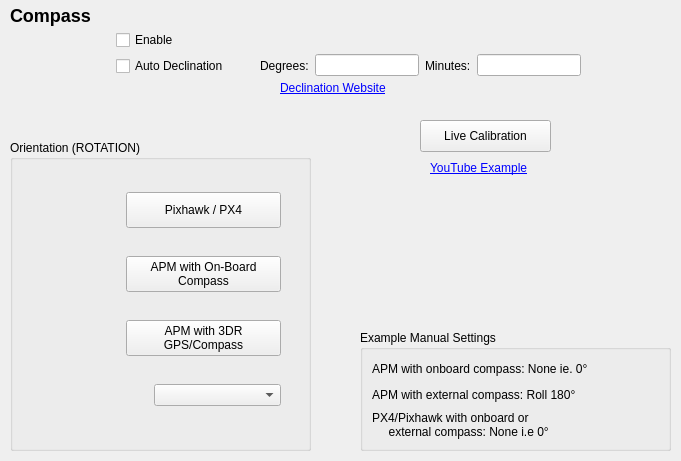
Before: the Qt Designer form src/ui/configuration/CompassConfig.ui in ArduPilot/apm_planner, drawn with Qt 5.
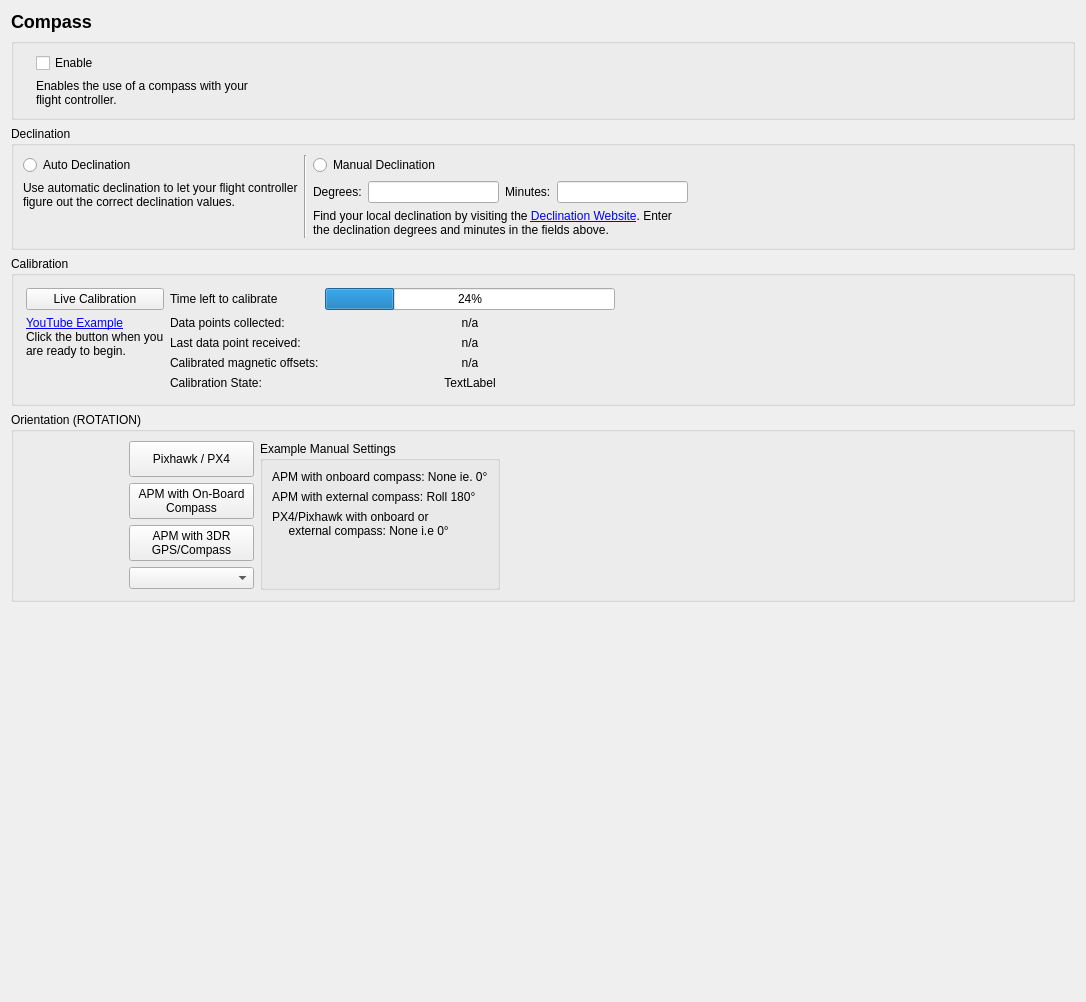
After: the same form once the commit is applied. Icons and pictures are not drawn.

Commit message:
Config.Compass: Moved the calibration to the UI
Added progress in the UI, removed (almost) all the modal dialog
boxes. Now also displays the currently calibrated offset in (nearly)
realtime.

Since the least squares calculation can take considerable time, I've
moved it to a background thread, to be calculated on demand.

Patch:
```diff
--- a/src/ui/configuration/CompassConfig.ui
+++ b/src/ui/configuration/CompassConfig.ui
@@ -6,22 +6,16 @@
    <rect>
     <x>0</x>
     <y>0</y>
-    <width>681</width>
-    <height>461</height>
+    <width>1086</width>
+    <height>1002</height>
    </rect>
   </property>
   <property name="windowTitle">
    <string>Form</string>
   </property>
+  <layout class="QVBoxLayout" name="verticalLayout_7" stretch="0,100">
+   <item>
   <widget class="QLabel" name="label">
-   <property name="geometry">
-    <rect>
-     <x>10</x>
-     <y>0</y>
-     <width>521</width>
-     <height>31</height>
-    </rect>
-   </property>
    <property name="text">
     <string>&lt;h2&gt;Compass&lt;/h2&gt;</string>
    </property>
@@ -29,60 +23,50 @@
     <bool>false</bool>
    </property>
   </widget>
-  <widget class="QLabel" name="label_4">
-   <property name="geometry">
-    <rect>
-     <x>280</x>
-     <y>80</y>
-     <width>125</width>
-     <height>16</height>
-    </rect>
-   </property>
-   <property name="text">
-    <string>&lt;a href=&quot;http://magnetic-declination.com/&quot;&gt;Declination Website&lt;/a&gt;</string>
-   </property>
-  </widget>
-  <widget class="QWidget" name="horizontalLayoutWidget_2">
+   </item>
+   <item>
+    <widget class="QScrollArea" name="scrollArea">
+     <property name="sizePolicy">
+      <sizepolicy hsizetype="Expanding" vsizetype="Expanding">
+       <horstretch>0</horstretch>
+       <verstretch>0</verstretch>
+      </sizepolicy>
+     </property>
+     <property name="frameShape">
+      <enum>QFrame::NoFrame</enum>
+     </property>
+     <property name="widgetResizable">
+      <bool>true</bool>
+     </property>
+     <widget class="QWidget" name="scrollAreaWidgetContents">
    <property name="geometry">
     <rect>
-     <x>260</x>
-     <y>50</y>
-     <width>321</width>
-     <height>31</height>
-    </rect>
-   </property>
-   <layout class="QHBoxLayout" name="horizontalLayout_3">
-    <item>
-     <widget class="QLabel" name="label_3">
-      <property name="text">
-       <string>Degrees:</string>
-      </property>
-     </widget>
-    </item>
-    <item>
-     <widget class="QLineEdit" name="degreesLineEdit"/>
-    </item>
-    <item>
-     <widget class="QLabel" name="label_7">
-      <property name="text">
-       <string>Minutes:</string>
-      </property>
-     </widget>
-    </item>
+        <x>0</x>
+        <y>0</y>
+        <width>1062</width>
+        <height>946</height>
+       </rect>
+      </property>
+      <layout class="QVBoxLayout" name="verticalLayout_4" stretch="0,0,0,0,100">
+       <property name="leftMargin">
+        <number>0</number>
+       </property>
+       <property name="topMargin">
+        <number>0</number>
+       </property>
+       <property name="rightMargin">
+        <number>0</number>
+       </property>
+       <property name="bottomMargin">
+        <number>0</number>
+       </property>
     <item>
-     <widget class="QLineEdit" name="minutesLineEdit"/>
-    </item>
-   </layout>
-  </widget>
-  <widget class="QWidget" name="horizontalLayoutWidget">
-   <property name="geometry">
-    <rect>
-     <x>10</x>
-     <y>30</y>
-     <width>244</width>
-     <height>102</height>
-    </rect>
-   </property>
+        <widget class="QGroupBox" name="enableBox">
+         <property name="title">
+          <string/>
+         </property>
+         <layout class="QHBoxLayout" name="horizontalLayout_8">
+          <item>
    <layout class="QHBoxLayout" name="horizontalLayout">
     <item>
      <widget class="QLabel" name="label_2">
@@ -113,9 +97,12 @@
        </widget>
       </item>
       <item>
-       <widget class="QCheckBox" name="autoDecCheckBox">
+               <widget class="QLabel" name="label_11">
         <property name="text">
-         <string>Auto Declination</string>
+                 <string>Enables the use of a compass with your flight controller.</string>
+                </property>
+                <property name="wordWrap">
+                 <bool>true</bool>
         </property>
        </widget>
       </item>
@@ -126,53 +113,462 @@
         </property>
         <property name="sizeHint" stdset="0">
          <size>
-          <width>20</width>
-          <height>40</height>
+                  <width>1</width>
+                  <height>1</height>
          </size>
         </property>
        </spacer>
       </item>
      </layout>
     </item>
-   </layout>
-  </widget>
-  <widget class="QGroupBox" name="groupBox">
-   <property name="geometry">
-    <rect>
-     <x>10</x>
-     <y>140</y>
-     <width>301</width>
-     <height>311</height>
-    </rect>
-   </property>
+            <item>
+             <spacer name="horizontalSpacer_4">
+              <property name="orientation">
+               <enum>Qt::Horizontal</enum>
+              </property>
+              <property name="sizeHint" stdset="0">
+               <size>
+                <width>40</width>
+                <height>20</height>
+               </size>
+              </property>
+             </spacer>
+            </item>
+           </layout>
+          </item>
+         </layout>
+        </widget>
+       </item>
+       <item>
+        <widget class="QGroupBox" name="declinationBox">
+         <property name="title">
+          <string>Declination</string>
+         </property>
+         <layout class="QHBoxLayout" name="horizontalLayout_9">
+          <item>
+           <widget class="QWidget" name="widget_6" native="true">
+            <layout class="QVBoxLayout" name="verticalLayout_5">
+             <property name="leftMargin">
+              <number>0</number>
+             </property>
+             <property name="topMargin">
+              <number>0</number>
+             </property>
+             <property name="rightMargin">
+              <number>0</number>
+             </property>
+             <property name="bottomMargin">
+              <number>0</number>
+             </property>
+             <item>
+              <widget class="QRadioButton" name="autoDeclinationRadioButton">
+               <property name="text">
+                <string>Auto Declination</string>
+               </property>
+              </widget>
+             </item>
+             <item>
+              <widget class="QLabel" name="label_10">
+               <property name="text">
+                <string>Use automatic declination to let your flight controller figure out the correct declination values.</string>
+               </property>
+               <property name="wordWrap">
+                <bool>true</bool>
+               </property>
+              </widget>
+             </item>
+             <item>
+              <spacer name="verticalSpacer_4">
+               <property name="orientation">
+                <enum>Qt::Vertical</enum>
+               </property>
+               <property name="sizeHint" stdset="0">
+                <size>
+                 <width>1</width>
+                 <height>1</height>
+                </size>
+               </property>
+              </spacer>
+             </item>
+            </layout>
+           </widget>
+          </item>
+          <item>
+           <widget class="Line" name="line">
+            <property name="orientation">
+             <enum>Qt::Vertical</enum>
+            </property>
+           </widget>
+          </item>
+          <item>
+           <widget class="QWidget" name="widget_7" native="true">
+            <layout class="QVBoxLayout" name="verticalLayout_6">
+             <property name="leftMargin">
+              <number>0</number>
+             </property>
+             <property name="topMargin">
+              <number>0</number>
+             </property>
+             <property name="rightMargin">
+              <number>0</number>
+             </property>
+             <property name="bottomMargin">
+              <number>0</number>
+             </property>
+             <item>
+              <widget class="QRadioButton" name="manualDeclinationRadioButton">
+               <property name="text">
+                <string>Manual Declination</string>
+               </property>
+              </widget>
+             </item>
+             <item>
+              <layout class="QHBoxLayout" name="horizontalLayout_3">
+               <property name="bottomMargin">
+                <number>0</number>
+               </property>
+               <item>
+                <widget class="QLabel" name="label_3">
+                 <property name="text">
+                  <string>Degrees:</string>
+                 </property>
+                </widget>
+               </item>
+               <item>
+                <widget class="QLineEdit" name="degreesLineEdit"/>
+               </item>
+               <item>
+                <widget class="QLabel" name="label_7">
+                 <property name="text">
+                  <string>Minutes:</string>
+                 </property>
+                </widget>
+               </item>
+               <item>
+                <widget class="QLineEdit" name="minutesLineEdit"/>
+               </item>
+              </layout>
+             </item>
+             <item>
+              <widget class="QLabel" name="label_4">
+               <property name="text">
+                <string>&lt;html&gt;&lt;head/&gt;&lt;body&gt;&lt;p&gt;Find your local declination by visiting the &lt;a href=&quot;http://magnetic-declination.com/&quot;&gt;Declination Website&lt;/a&gt;. Enter the declination degrees and minutes in the fields above.&lt;/p&gt;&lt;/body&gt;&lt;/html&gt;</string>
+               </property>
+               <property name="wordWrap">
+                <bool>true</bool>
+               </property>
+               <property name="openExternalLinks">
+                <bool>true</bool>
+               </property>
+              </widget>
+             </item>
+             <item>
+              <spacer name="verticalSpacer_5">
+               <property name="orientation">
+                <enum>Qt::Vertical</enum>
+               </property>
+               <property name="sizeHint" stdset="0">
+                <size>
+                 <width>1</width>
+                 <height>1</height>
+                </size>
+               </property>
+              </spacer>
+             </item>
+            </layout>
+           </widget>
+          </item>
+          <item>
+           <spacer name="horizontalSpacer_2">
+            <property name="orientation">
+             <enum>Qt::Horizontal</enum>
+            </property>
+            <property name="sizeHint" stdset="0">
+             <size>
+              <width>40</width>
+              <height>20</height>
+             </size>
+            </property>
+           </spacer>
+          </item>
+         </layout>
+        </widget>
+       </item>
+       <item>
+        <widget class="QGroupBox" name="calibrationBox">
+         <property name="title">
+          <string>Calibration</string>
+         </property>
+         <layout class="QHBoxLayout" name="horizontalLayout_10">
+          <property name="leftMargin">
+           <number>12</number>
+          </property>
+          <property name="topMargin">
+           <number>12</number>
+          </property>
+          <property name="rightMargin">
+           <number>12</number>
+          </property>
+          <property name="bottomMargin">
+           <number>12</number>
+          </property>
+          <item>
+           <widget class="QWidget" name="widget" native="true">
+            <layout class="QVBoxLayout" name="verticalLayout_3">
+             <property name="leftMargin">
+              <number>0</number>
+             </property>
+             <property name="topMargin">
+              <number>0</number>
+             </property>
+             <property name="rightMargin">
+              <number>0</number>
+             </property>
+             <property name="bottomMargin">
+              <number>0</number>
+             </property>
+             <item>
+              <widget class="QPushButton" name="liveCalibrationButton">
+               <property name="minimumSize">
+                <size>
+                 <width>101</width>
+                 <height>0</height>
+                </size>
+               </property>
+               <property name="text">
+                <string>Live Calibration</string>
+               </property>
+              </widget>
+             </item>
+             <item>
+              <widget class="QLabel" name="label_9">
+               <property name="text">
+                <string>&lt;html&gt;&lt;head/&gt;&lt;body&gt;&lt;p&gt;&lt;a href=&quot;https://www.youtube.com/watch?v=DmsueBS0J3E&quot;&gt;YouTube Example&lt;/a&gt;&lt;br /&gt;
+Click the button when you are ready to begin.&lt;/p&gt;&lt;/body&gt;&lt;/html&gt;</string>
+               </property>
+               <property name="wordWrap">
+                <bool>true</bool>
+               </property>
+               <property name="openExternalLinks">
+                <bool>true</bool>
+               </property>
+              </widget>
+             </item>
+             <item>
+              <spacer name="verticalSpacer_3">
+               <property name="orientation">
+                <enum>Qt::Vertical</enum>
+               </property>
+               <property name="sizeHint" stdset="0">
+                <size>
+                 <width>1</width>
+                 <height>1</height>
+                </size>
+               </property>
+              </spacer>
+             </item>
+            </layout>
+           </widget>
+          </item>
+          <item>
+           <widget class="QWidget" name="calibrationDataBox" native="true">
+            <property name="enabled">
+             <bool>true</bool>
+            </property>
+            <layout class="QGridLayout" name="gridLayout_2">
+             <property name="leftMargin">
+              <number>0</number>
+             </property>
+             <property name="topMargin">
+              <number>0</number>
+             </property>
+             <property name="rightMargin">
+              <number>0</number>
+             </property>
+             <property name="bottomMargin">
+              <number>0</number>
+             </property>
+             <item row="5" column="1">
+              <widget class="QLabel" name="calibratedOffsetsLabel">
+               <property name="text">
+                <string>n/a</string>
+               </property>
+               <property name="alignment">
+                <set>Qt::AlignCenter</set>
+               </property>
+              </widget>
+             </item>
+             <item row="7" column="0">
+              <spacer name="verticalSpacer_7">
+               <property name="orientation">
+                <enum>Qt::Vertical</enum>
+               </property>
+               <property name="sizeHint" stdset="0">
+                <size>
+                 <width>1</width>
+                 <height>1</height>
+                </size>
+               </property>
+              </spacer>
+             </item>
+             <item row="3" column="0">
+              <widget class="QLabel" name="label_13">
+               <property name="text">
+                <string>Data points collected:</string>
+               </property>
+              </widget>
+             </item>
+             <item row="1" column="0">
+              <widget class="QLabel" name="label_12">
+               <property name="text">
+                <string>Time left to calibrate</string>
+               </property>
+              </widget>
+             </item>
+             <item row="4" column="0">
+              <widget class="QLabel" name="label_14">
+               <property name="text">
+                <string>Last data point received:</string>
+               </property>
+              </widget>
+             </item>
+             <item row="1" column="1">
+              <widget class="QProgressBar" name="calibrationProgressBar">
+               <property name="minimumSize">
+                <size>
+                 <width>250</width>
+                 <height>0</height>
+                </size>
+               </property>
+               <property name="value">
+                <number>24</number>
+               </property>
+              </widget>
+             </item>
+             <item row="4" column="1">
+              <widget class="QLabel" name="lastRawDataPointLabel">
+               <property name="text">
+                <string>n/a</string>
+               </property>
+               <property name="alignment">
+                <set>Qt::AlignCenter</set>
+               </property>
+              </widget>
+             </item>
+             <item row="5" column="0">
+              <widget class="QLabel" name="label_15">
+               <property name="text">
+                <string>Calibrated magnetic offsets:</string>
+               </property>
+              </widget>
+             </item>
+             <item row="6" column="0">
+              <widget class="QLabel" name="label_16">
+               <property name="text">
+                <string>Calibration State:</string>
+               </property>
+              </widget>
+             </item>
+             <item row="6" column="1">
+              <widget class="QLabel" name="calibrationStateLabel">
+               <property name="text">
+                <string>TextLabel</string>
+               </property>
+               <property name="alignment">
+                <set>Qt::AlignCenter</set>
+               </property>
+              </widget>
+             </item>
+             <item row="3" column="1">
+              <widget class="QLabel" name="dataPointsCollectedLabel">
+               <property name="text">
+                <string>n/a</string>
+               </property>
+               <property name="alignment">
+                <set>Qt::AlignCenter</set>
+               </property>
+              </widget>
+             </item>
+            </layout>
+           </widget>
+          </item>
+          <item>
+           <spacer name="horizontalSpacer">
+            <property name="orientation">
+             <enum>Qt::Horizontal</enum>
+            </property>
+            <property name="sizeHint" stdset="0">
+             <size>
+              <width>40</width>
+              <height>20</height>
+             </size>
+            </property>
+           </spacer>
+          </item>
+         </layout>
+        </widget>
+       </item>
+       <item>
+        <widget class="QGroupBox" name="orientationBox">
    <property name="title">
     <string>Orientation (ROTATION)</string>
    </property>
-   <widget class="QWidget" name="">
-    <property name="geometry">
-     <rect>
-      <x>10</x>
-      <y>30</y>
-      <width>261</width>
-      <height>261</height>
-     </rect>
-    </property>
+         <layout class="QHBoxLayout" name="horizontalLayout_6">
+          <item>
     <layout class="QGridLayout" name="gridLayout">
-     <item row="1" column="0" colspan="2">
-      <layout class="QHBoxLayout" name="horizontalLayout_4">
+            <item row="3" column="1">
+             <widget class="QComboBox" name="orientationComboBox">
+              <property name="minimumSize">
+               <size>
+                <width>125</width>
+                <height>0</height>
+               </size>
+              </property>
+              <property name="maximumSize">
+               <size>
+                <width>200</width>
+                <height>16777215</height>
+               </size>
+              </property>
+             </widget>
+            </item>
+            <item row="3" column="0">
+             <widget class="QLabel" name="savedLabel">
+              <property name="minimumSize">
+               <size>
+                <width>100</width>
+                <height>0</height>
+               </size>
+              </property>
+              <property name="text">
+               <string/>
+              </property>
+              <property name="alignment">
+               <set>Qt::AlignRight|Qt::AlignTrailing|Qt::AlignVCenter</set>
+              </property>
+             </widget>
+            </item>
+            <item row="0" column="0" colspan="2">
+             <layout class="QHBoxLayout" name="horizontalLayout_2">
        <item>
-        <widget class="QLabel" name="apmLabel">
+               <widget class="QLabel" name="px4Label">
+                <property name="minimumSize">
+                 <size>
+                  <width>0</width>
+                  <height>0</height>
+                 </size>
+                </property>
          <property name="maximumSize">
           <size>
            <width>100</width>
-           <height>100</height>
+                  <height>80</height>
           </size>
          </property>
          <property name="text">
           <string/>
          </property>
          <property name="pixmap">
-          <pixmap resource="../../../qgroundcontrol.qrc">:/files/ardupilotmega/images/apm2.5.jpg</pixmap>
+                 <pixmap resource="../../../qgroundcontrol.qrc">:/files/ardupilotmega/images/Pixhawk.png</pixmap>
          </property>
          <property name="scaledContents">
           <bool>true</bool>
@@ -180,7 +576,7 @@
         </widget>
        </item>
        <item>
-        <widget class="QPushButton" name="onBoardApmButton">
+               <widget class="QPushButton" name="px4Button">
          <property name="minimumSize">
           <size>
            <width>121</width>
@@ -188,8 +584,7 @@
           </size>
          </property>
          <property name="text">
-          <string>APM with On-Board
-Compass</string>
+                 <string>Pixhawk / PX4</string>
          </property>
         </widget>
        </item>
@@ -238,27 +633,21 @@
        </item>
       </layout>
      </item>
-     <item row="0" column="0" colspan="2">
-      <layout class="QHBoxLayout" name="horizontalLayout_2">
+            <item row="1" column="0" colspan="2">
+             <layout class="QHBoxLayout" name="horizontalLayout_4">
        <item>
-        <widget class="QLabel" name="px4Label">
-         <property name="minimumSize">
-          <size>
-           <width>0</width>
-           <height>0</height>
-          </size>
-         </property>
+               <widget class="QLabel" name="apmLabel">
          <property name="maximumSize">
           <size>
            <width>100</width>
-           <height>80</height>
+                  <height>100</height>
           </size>
          </property>
          <property name="text">
           <string/>
          </property>
          <property name="pixmap">
-          <pixmap resource="../../../qgroundcontrol.qrc">:/files/ardupilotmega/images/Pixhawk.png</pixmap>
+                 <pixmap resource="../../../qgroundcontrol.qrc">:/files/ardupilotmega/images/apm2.5.jpg</pixmap>
          </property>
          <property name="scaledContents">
           <bool>true</bool>
@@ -266,7 +655,7 @@
         </widget>
        </item>
        <item>
-        <widget class="QPushButton" name="px4Button">
+               <widget class="QPushButton" name="onBoardApmButton">
          <property name="minimumSize">
           <size>
            <width>121</width>
@@ -274,94 +663,17 @@
           </size>
          </property>
          <property name="text">
-          <string>Pixhawk / PX4</string>
+                 <string>APM with On-Board
+Compass</string>
          </property>
         </widget>
        </item>
       </layout>
      </item>
-     <item row="3" column="0">
-      <widget class="QLabel" name="savedLabel">
-       <property name="minimumSize">
-        <size>
-         <width>100</width>
-         <height>0</height>
-        </size>
-       </property>
-       <property name="text">
-        <string/>
-       </property>
-       <property name="alignment">
-        <set>Qt::AlignRight|Qt::AlignTrailing|Qt::AlignVCenter</set>
-       </property>
-      </widget>
-     </item>
-     <item row="3" column="1">
-      <widget class="QComboBox" name="orientationComboBox">
-       <property name="minimumSize">
-        <size>
-         <width>125</width>
-         <height>0</height>
-        </size>
-       </property>
-       <property name="maximumSize">
-        <size>
-         <width>200</width>
-         <height>16777215</height>
-        </size>
-       </property>
-      </widget>
-     </item>
-    </layout>
-   </widget>
-   <zorder>formLayoutWidget</zorder>
-   <zorder>orientationComboBox</zorder>
-   <zorder>savedLabel</zorder>
-  </widget>
-  <widget class="QPushButton" name="liveCalibrationButton">
-   <property name="geometry">
-    <rect>
-     <x>420</x>
-     <y>120</y>
-     <width>131</width>
-     <height>32</height>
-    </rect>
-   </property>
-   <property name="minimumSize">
-    <size>
-     <width>101</width>
-     <height>0</height>
-    </size>
-   </property>
-   <property name="text">
-    <string>Live Calibration</string>
-   </property>
-  </widget>
-  <widget class="QLabel" name="label_9">
-   <property name="geometry">
-    <rect>
-     <x>430</x>
-     <y>160</y>
-     <width>114</width>
-     <height>16</height>
-    </rect>
-   </property>
-   <property name="text">
-    <string>&lt;a href=&quot;https://www.youtube.com/watch?v=DmsueBS0J3E&quot;&gt;YouTube Example&lt;/a&gt;</string>
-   </property>
-   <property name="openExternalLinks">
-    <bool>true</bool>
-   </property>
-  </widget>
+           </layout>
+          </item>
+          <item>
   <widget class="QGroupBox" name="Examples">
-   <property name="geometry">
-    <rect>
-     <x>360</x>
-     <y>330</y>
-     <width>311</width>
-     <height>121</height>
-    </rect>
-   </property>
    <property name="title">
     <string>Example Manual Settings</string>
    </property>
@@ -388,9 +700,69 @@
       </property>
      </widget>
     </item>
-   </layout>
-  </widget>
- </widget>
+             <item>
+              <spacer name="verticalSpacer_2">
+               <property name="orientation">
+                <enum>Qt::Vertical</enum>
+               </property>
+               <property name="sizeHint" stdset="0">
+                <size>
+                 <width>20</width>
+                 <height>40</height>
+                </size>
+               </property>
+              </spacer>
+             </item>
+            </layout>
+           </widget>
+          </item>
+          <item>
+           <spacer name="horizontalSpacer_3">
+            <property name="orientation">
+             <enum>Qt::Horizontal</enum>
+            </property>
+            <property name="sizeHint" stdset="0">
+             <size>
+              <width>40</width>
+              <height>20</height>
+             </size>
+            </property>
+           </spacer>
+          </item>
+         </layout>
+        </widget>
+       </item>
+       <item>
+        <spacer name="verticalSpacer_6">
+         <property name="orientation">
+          <enum>Qt::Vertical</enum>
+         </property>
+         <property name="sizeHint" stdset="0">
+          <size>
+           <width>20</width>
+           <height>40</height>
+          </size>
+         </property>
+        </spacer>
+       </item>
+      </layout>
+     </widget>
+    </widget>
+   </item>
+  </layout>
+ </widget>
+ <tabstops>
+  <tabstop>enableCheckBox</tabstop>
+  <tabstop>autoDeclinationRadioButton</tabstop>
+  <tabstop>manualDeclinationRadioButton</tabstop>
+  <tabstop>degreesLineEdit</tabstop>
+  <tabstop>minutesLineEdit</tabstop>
+  <tabstop>liveCalibrationButton</tabstop>
+  <tabstop>px4Button</tabstop>
+  <tabstop>onBoardApmButton</tabstop>
+  <tabstop>gpsCompassButton</tabstop>
+  <tabstop>orientationComboBox</tabstop>
+ </tabstops>
  <resources>
   <include location="../../../qgroundcontrol.qrc"/>
  </resources>
```
Lines whose indentation alone changed are shown as unchanged. The commit also changes 2 other files.
